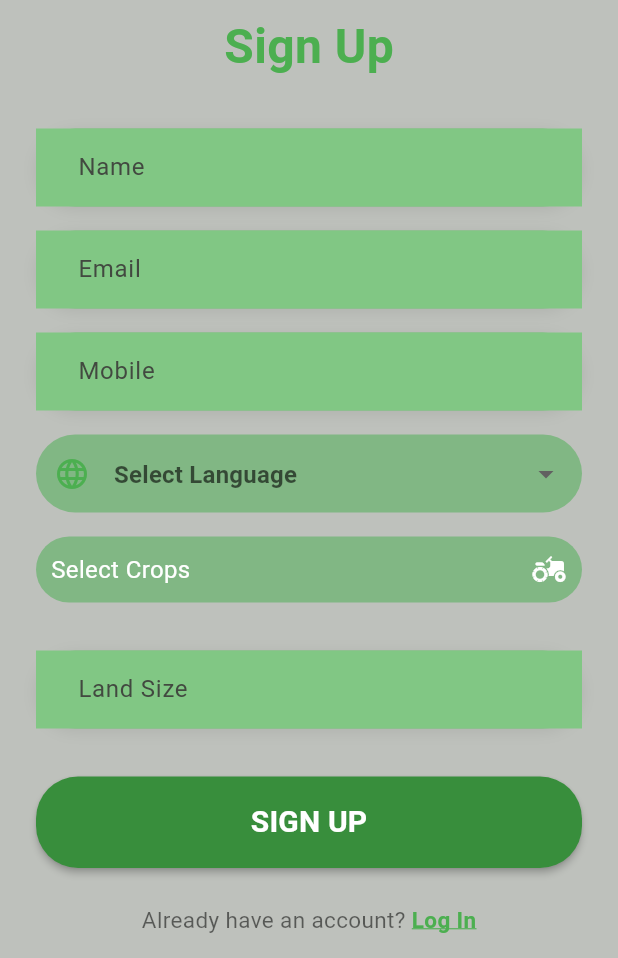
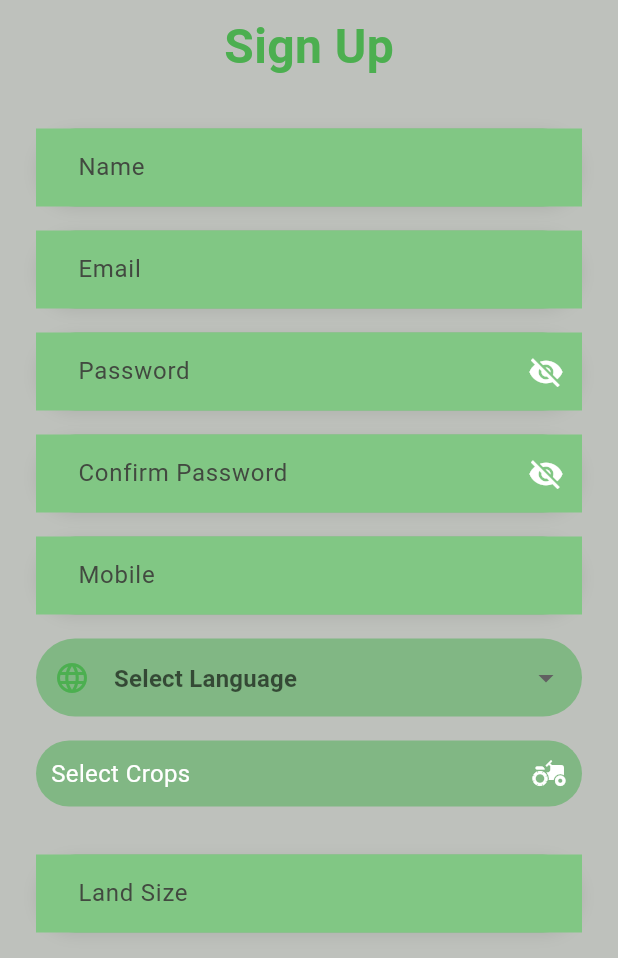
Before and after one commit to Achyuthvenkat/Green_AI, a Flutter app: the screen it shows after launch, after a tap on "Sign Up", on a phone screen of 412 x 824 dp, the part 278-1236 px from its top. Run offline on Flutter 3.47's test engine with Material 3 defaults, Android fonts, the phone set to English and light mode, and no system bars; drawn by our look-alikes of multi_select_flutter; our stand-ins replace flutter_dotenv, flutter_local_notifications, flutter_map, get, image_picker, latlong2 and 4 more.

Commit message:
Add password authentication to login/signup and fix helpline dialer

```diff
--- a/lib/login_screen.dart
+++ b/lib/login_screen.dart
@@ -13,18 +13,36 @@ class LoginScreen extends StatefulWidget {
 
 class _LoginScreenState extends State<LoginScreen> {
   final TextEditingController _emailController = TextEditingController();
+  final TextEditingController _passwordController = TextEditingController();
   bool _isLoading = false;
+  bool _obscurePassword = true;
 
-  Future<bool> checkEmailExists(String email) async {
-    final url = Uri.parse('${Url.Urls}/check_email');
-    final response = await http.post(url,
+  @override
+  void dispose() {
+    _emailController.dispose();
+    _passwordController.dispose();
+    super.dispose();
+  }
+
+  Future<Map<String, dynamic>> _loginUser(String email, String password) async {
+    try {
+      final url = Uri.parse('${Url.Urls}/check_email');
+      final response = await http.post(
+        url,
         headers: {'Content-Type': 'application/json'},
-        body: jsonEncode({"email": email}));
-    if (response.statusCode == 200) {
-      var data = jsonDecode(response.body);
-      return data['status'] == 'success';
+        body: jsonEncode({"email": email, "password": password}),
+      );
+      final data = jsonDecode(response.body);
+      return {
+        'success': response.statusCode == 200 && data['status'] == 'success',
+        'message': data['message'] ?? 'Login failed',
+      };
+    } catch (e) {
+      return {
+        'success': false,
+        'message': 'Could not connect to server: ${e.toString()}',
+      };
     }
-    return false;
   }
 
   Future<void> _addActiveUser(String email) async {
@@ -36,9 +54,16 @@ class _LoginScreenState extends State<LoginScreen> {
 
   void _onLoginPressed() async {
     final email = _emailController.text.trim();
+    final password = _passwordController.text;
 
     if (email.isEmpty || !email.contains('@')) {
       Get.snackbar('Invalid Email', 'Please enter a valid email address',
+          backgroundColor: Colors.red, colorText: Colors.white);
+      return;
+    }
+
+    if (password.isEmpty) {
+      Get.snackbar('Password Required', 'Please enter your password',
           backgroundColor: Colors.red, colorText: Colors.white);
       return;
     }
@@ -47,13 +72,13 @@ class _LoginScreenState extends State<LoginScreen> {
       _isLoading = true;
     });
 
-    bool exists = await checkEmailExists(email);
+    final loginResult = await _loginUser(email, password);
 
-    if (!exists) {
+    if (!loginResult['success']) {
       setState(() {
         _isLoading = false;
       });
-      Get.snackbar('Email Not Registered', 'Please sign up first',
+      Get.snackbar('Login Failed', loginResult['message'],
           backgroundColor: Colors.red, colorText: Colors.white);
       return;
     }
@@ -161,6 +186,53 @@ class _LoginScreenState extends State<LoginScreen> {
                     keyboardType: TextInputType.emailAddress,
                   ),
                 ),
+                const SizedBox(height: 16),
+                Container(
+                  width: double.infinity,
+                  height: 56,
+                  decoration: BoxDecoration(
+                    color: const Color(0xFF81C784),
+                    borderRadius: BorderRadius.circular(28),
+                    boxShadow: [
+                      BoxShadow(
+                        color: Colors.black.withOpacity(0.1),
+                        blurRadius: 8,
+                        offset: const Offset(0, 2),
+                      ),
+                    ],
+                  ),
+                  child: TextField(
+                    controller: _passwordController,
+                    obscureText: _obscurePassword,
+                    decoration: InputDecoration(
+                      hintText: 'Password',
+                      hintStyle: const TextStyle(
+                        color: Colors.black54,
+                        fontSize: 16,
+                        fontWeight: FontWeight.w500,
+                      ),
+                      border: InputBorder.none,
+                      contentPadding:
+                          const EdgeInsets.symmetric(horizontal: 24, vertical: 18),
+                      suffixIcon: IconButton(
+                        icon: Icon(
+                          _obscurePassword ? Icons.visibility_off : Icons.visibility,
+                          color: Colors.black54,
+                        ),
+                        onPressed: () {
+                          setState(() {
+                            _obscurePassword = !_obscurePassword;
+                          });
+                        },
+                      ),
+                    ),
+                    style: const TextStyle(
+                      color: Colors.black87,
+                      fontSize: 16,
+                      fontWeight: FontWeight.w500,
+                    ),
+                  ),
+                ),
                 const SizedBox(height: 24),
                 Container(
                   width: double.infinity,
--- a/lib/signup_screen.dart
+++ b/lib/signup_screen.dart
@@ -18,8 +18,13 @@ class _SignupScreenState extends State<SignupScreen> {
 
   final TextEditingController _nameController = TextEditingController();
   final TextEditingController _emailController = TextEditingController();
+  final TextEditingController _passwordController = TextEditingController();
+  final TextEditingController _confirmPasswordController = TextEditingController();
   final TextEditingController _mobileController = TextEditingController();
   final TextEditingController _landSizeController = TextEditingController();
+
+  bool _obscurePassword = true;
+  bool _obscureConfirmPassword = true;
 
   List<String> _selectedCrops = [];
   String? _selectedLanguage;
@@ -87,6 +92,18 @@ class _SignupScreenState extends State<SignupScreen> {
   Future<void> _signup() async {
     if (!_formKey.currentState!.validate()) return;
 
+    if (_passwordController.text != _confirmPasswordController.text) {
+      Get.snackbar('Password Mismatch', 'Passwords do not match',
+          backgroundColor: Colors.red, colorText: Colors.white);
+      return;
+    }
+
+    if (_passwordController.text.length < 6) {
+      Get.snackbar('Weak Password', 'Password must be at least 6 characters',
+          backgroundColor: Colors.red, colorText: Colors.white);
+      return;
+    }
+
     if (_selectedLanguage == null) {
       Get.snackbar('Error', 'Please select a Language');
       return;
@@ -113,6 +130,7 @@ class _SignupScreenState extends State<SignupScreen> {
         body: jsonEncode({
           "name": _nameController.text.trim(),
           "email": _emailController.text.trim(),
+          "password": _passwordController.text,
           "mobile": _mobileController.text.trim(),
           "language": _selectedLanguage,
           "crops": _selectedCrops.join(", "),
@@ -154,8 +172,14 @@ class _SignupScreenState extends State<SignupScreen> {
     }
   }
 
-  Widget _buildTextField(String label, TextEditingController controller,
-      {TextInputType keyboardType = TextInputType.text}) {
+  Widget _buildTextField(
+    String label,
+    TextEditingController controller, {
+    TextInputType keyboardType = TextInputType.text,
+    bool obscureText = false,
+    Widget? suffixIcon,
+    String? Function(String?)? customValidator,
+  }) {
     return Container(
       decoration: BoxDecoration(
           color: const Color(0xFF81B784),
@@ -169,12 +193,15 @@ class _SignupScreenState extends State<SignupScreen> {
       child: TextFormField(
         controller: controller,
         keyboardType: keyboardType,
-        validator: (val) => val == null || val.isEmpty ? 'Enter $label' : null,
+        obscureText: obscureText,
+        validator: customValidator ??
+            (val) => val == null || val.isEmpty ? 'Enter $label' : null,
         decoration: InputDecoration(
           hintText: label,
           border: InputBorder.none,
           contentPadding:
-          const EdgeInsets.symmetric(horizontal: 24, vertical: 14),
+              const EdgeInsets.symmetric(horizontal: 24, vertical: 14),
+          suffixIcon: suffixIcon,
         ),
       ),
     );
@@ -286,6 +313,50 @@ class _SignupScreenState extends State<SignupScreen> {
               _buildTextField('Email', _emailController,
                   keyboardType: TextInputType.emailAddress),
               const SizedBox(height: 16),
+              _buildTextField(
+                'Password',
+                _passwordController,
+                obscureText: _obscurePassword,
+                suffixIcon: IconButton(
+                  icon: Icon(
+                    _obscurePassword ? Icons.visibility_off : Icons.visibility,
+                    color: Colors.white,
+                  ),
+                  onPressed: () {
+                    setState(() {
+                      _obscurePassword = !_obscurePassword;
+                    });
+                  },
+                ),
+                customValidator: (val) {
+                  if (val == null || val.isEmpty) return 'Enter Password';
+                  if (val.length < 6) return 'Password must be at least 6 chars';
+                  return null;
+                },
+              ),
+              const SizedBox(height: 16),
+              _buildTextField(
+                'Confirm Password',
+                _confirmPasswordController,
+                obscureText: _obscureConfirmPassword,
+                suffixIcon: IconButton(
+                  icon: Icon(
+                    _obscureConfirmPassword ? Icons.visibility_off : Icons.visibility,
+                    color: Colors.white,
+                  ),
+                  onPressed: () {
+                    setState(() {
+                      _obscureConfirmPassword = !_obscureConfirmPassword;
+                    });
+                  },
+                ),
+                customValidator: (val) {
+                  if (val == null || val.isEmpty) return 'Confirm your password';
+                  if (val != _passwordController.text) return 'Passwords do not match';
+                  return null;
+                },
+              ),
+              const SizedBox(height: 16),
               _buildTextField('Mobile', _mobileController,
                   keyboardType: TextInputType.phone),
               const SizedBox(height: 16),
```
Also changed, not shown: lib/helpline_screen.dart (+17 -25 lines), 2 other files.
